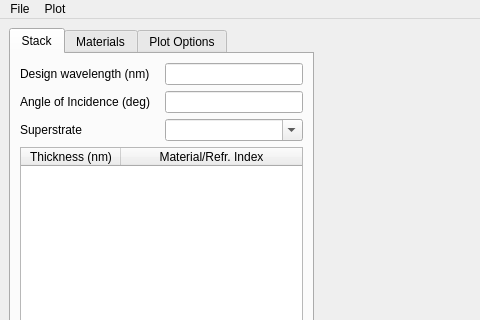
Old version of the form gui/ui_mainWindow.ui in the repository sestei/CoatingGUI; both pictures show x 0 to 480 and y 0 to 320 of the 1115 by 662 pixel window.
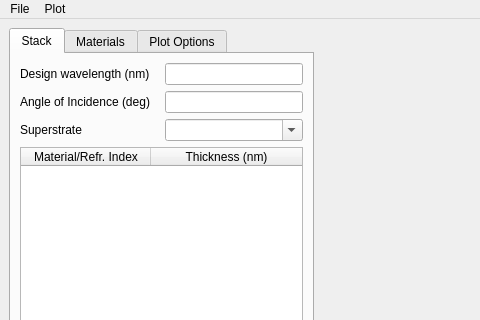
New version of the form. Icons and pictures are not drawn. Custom widgets are drawn as their Qt base class.

```diff
--- a/gui/ui_mainWindow.ui
+++ b/gui/ui_mainWindow.ui
@@ -115,8 +115,11 @@
           <property name="selectionBehavior">
            <enum>QAbstractItemView::SelectRows</enum>
           </property>
-          <attribute name="horizontalHeaderShowSortIndicator" stdset="0">
-           <bool>false</bool>
+          <attribute name="horizontalHeaderCascadingSectionResizes">
+           <bool>true</bool>
+          </attribute>
+          <attribute name="horizontalHeaderDefaultSectionSize">
+           <number>130</number>
           </attribute>
           <attribute name="horizontalHeaderStretchLastSection">
            <bool>true</bool>
@@ -124,16 +127,16 @@
           <attribute name="verticalHeaderVisible">
            <bool>false</bool>
           </attribute>
-          <column>
-           <property name="text">
-            <string>Thickness (nm)</string>
-           </property>
-          </column>
           <column>
            <property name="text">
             <string>Material/Refr. Index</string>
            </property>
           </column>
+          <column>
+           <property name="text">
+            <string>Thickness (nm)</string>
+           </property>
+          </column>
          </widget>
         </item>
         <item>
```
Left out of the diff: 5 changed lines with no effect on the pictures.
